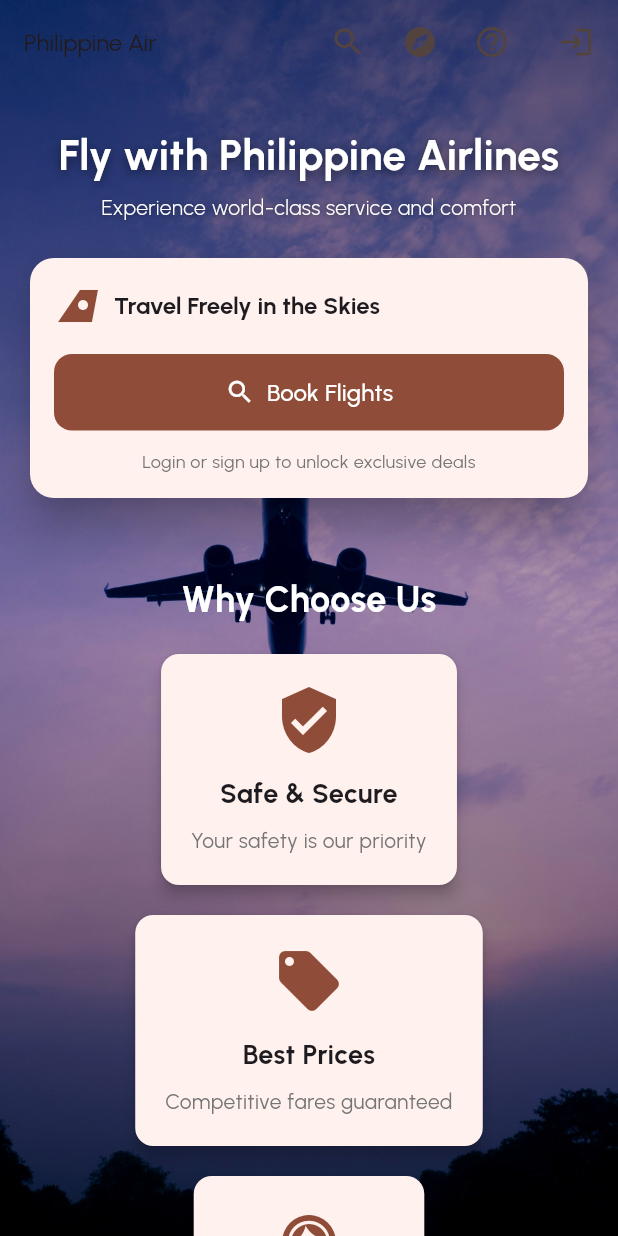
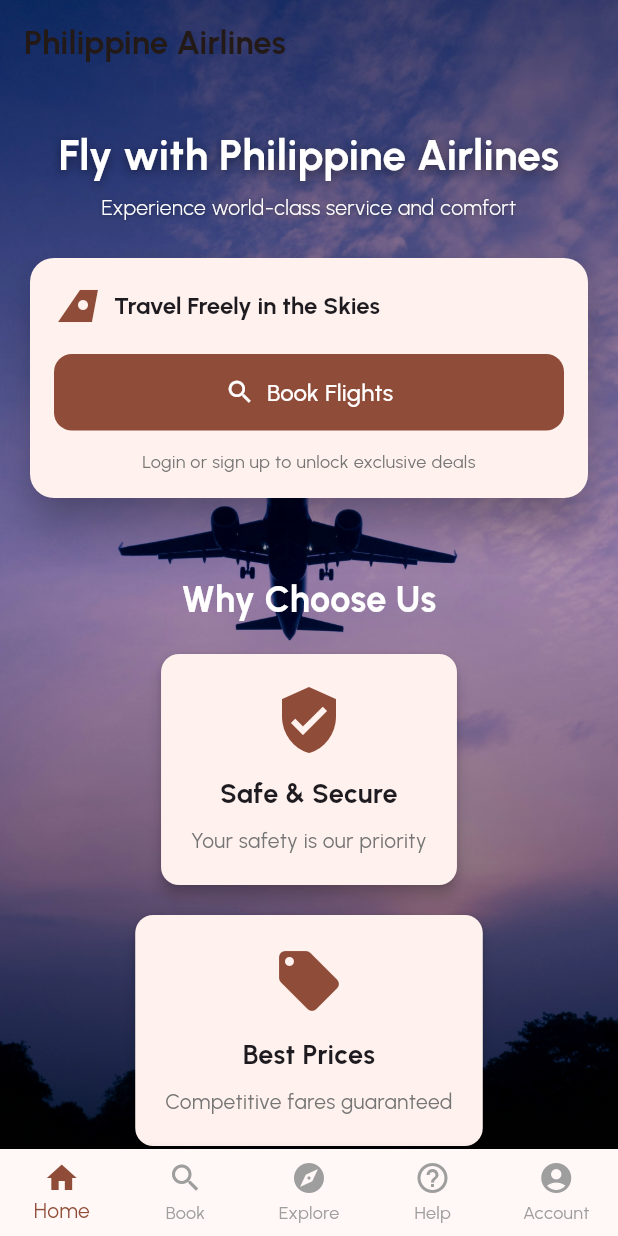
Before and after one commit to Secree/Elective-3---Mobile-App-Development-Project, a Flutter app: the HomePage screen opened by its route, on a phone screen of 412 x 824 dp. Run offline on Flutter 3.47's test engine with Material 3 defaults, Android fonts, the phone set to English and light mode, and no system bars; our stand-ins replace cloud_firestore, firebase_core, google_fonts, shared_preferences; accounts and stored records are empty.

Commit message:
make the ui cp like

```diff
--- a/lib/screens/home_page.dart
+++ b/lib/screens/home_page.dart
@@ -14,6 +14,7 @@
   List<Reservation> _reservations = [];
   String? _loadedForEmail; // Track which user's data is loaded
   String? _userFullName; // cached user's first + last name
+  int _selectedIndex = 0;
 
   @override
   void initState() {
@@ -132,163 +133,13 @@
     return Scaffold(
       extendBodyBehindAppBar: true,
       appBar: AppBar(
-        automaticallyImplyLeading: false, // disables the back button
-        title: Text(
-          isVerySmallScreen ? 'PAL' : (isSmallScreen ? 'Philippine Air' : 'Philippine Airlines'),
-          style: TextStyle(fontSize: isVerySmallScreen ? 14 : (isSmallScreen ? 16 : null)),
+        automaticallyImplyLeading: false,
+        title: const Text(
+          'Philippine Airlines',
+          style: TextStyle(fontWeight: FontWeight.bold),
         ),
         backgroundColor: Colors.transparent,
         elevation: 0,
-        actions: [
-          // Menu items: Book, Explore, Help
-          if (isSmallScreen) ...[
-            IconButton(
-              onPressed: isLoggedIn
-                  ? () => _goFlightSearch(email)
-                  : () {
-                      ScaffoldMessenger.of(context).showSnackBar(
-                        const SnackBar(
-                          content: Text('Please login to search flights'),
-                        ),
-                      );
-                      Navigator.of(context).pushNamed('/login');
-                    },
-              icon: const Icon(Icons.search),
-              tooltip: 'Book',
-              padding: EdgeInsets.all(isVerySmallScreen ? 4 : 8),
-              constraints: BoxConstraints(
-                minWidth: isVerySmallScreen ? 32 : 40,
-                minHeight: isVerySmallScreen ? 32 : 40,
-              ),
-            ),
-            IconButton(
-              onPressed: () {
-                Navigator.of(context).pushNamed('/explore');
-              },
-              icon: const Icon(Icons.explore),
-              tooltip: 'Explore',
-              padding: EdgeInsets.all(isVerySmallScreen ? 4 : 8),
-              constraints: BoxConstraints(
-                minWidth: isVerySmallScreen ? 32 : 40,
-                minHeight: isVerySmallScreen ? 32 : 40,
-              ),
-            ),
-            IconButton(
-              onPressed: () {
-                Navigator.of(context).pushNamed('/help');
-              },
-              icon: const Icon(Icons.help_outline),
-              tooltip: 'Help',
-              padding: EdgeInsets.all(isVerySmallScreen ? 4 : 8),
-              constraints: BoxConstraints(
-                minWidth: isVerySmallScreen ? 32 : 40,
-                minHeight: isVerySmallScreen ? 32 : 40,
-              ),
-            ),
-          ] else ...[
-            TextButton(
-              onPressed: isLoggedIn
-                  ? () => _goFlightSearch(email)
-                  : () {
-                      ScaffoldMessenger.of(context).showSnackBar(
-                        const SnackBar(
-                          content: Text('Please login to search flights'),
-                        ),
-                      );
-                      Navigator.of(context).pushNamed('/login');
-                    },
-              child: const Text('Book', style: TextStyle(color: Colors.white)),
-            ),
-            TextButton(
-              onPressed: () {
-                Navigator.of(context).pushNamed('/explore');
-              },
-              child: const Text('Explore', style: TextStyle(color: Colors.white)),
-            ),
-            TextButton(
-              onPressed: () {
-                Navigator.of(context).pushNamed('/help');
-              },
-              child: const Text('Help', style: TextStyle(color: Colors.white)),
-            ),
-          ],
-          // Divider - hide on very small screens
-          if (!isVerySmallScreen) SizedBox(width: isSmallScreen ? 4 : 8),
-          if (!isSmallScreen)
-            Container(
-              width: 1,
-              height: 24,
-              color: Colors.white.withOpacity(0.5),
-            ),
-          if (!isVerySmallScreen) SizedBox(width: isSmallScreen ? 4 : 8),
-          // Login/Signup or User menu
-          if (isLoggedIn) ...[
-            PopupMenuButton<String>(
-              icon: const Icon(Icons.account_circle),
-              padding: EdgeInsets.all(isVerySmallScreen ? 4 : 8),
-              onSelected: (v) async {
-                if (v == 'logout') {
-                  await AuthService.instance.logout();
-                  if (mounted) {
-                    Navigator.of(context)
-                        .pushNamedAndRemoveUntil('/', (route) => false);
-                  }
-                }
-              },
-              itemBuilder: (c) => [
-                PopupMenuItem(
-                  enabled: false,
-                  child: Text('Logged in as: $email'),
-                ),
-                const PopupMenuDivider(),
-                const PopupMenuItem(
-                  value: 'logout',
-                  child: Row(
-                    children: [
-                      Icon(Icons.logout),
-                      SizedBox(width: 8),
-                      Text('Logout'),
-                    ],
-                  ),
-                ),
-              ],
-            ),
-          ] else ...[
-            if (isSmallScreen) ...[
-              IconButton(
-                onPressed: () {
-                  Navigator.of(context).pushNamed('/login');
-                },
-                icon: const Icon(Icons.login),
-                tooltip: 'Login',
-                padding: EdgeInsets.all(isVerySmallScreen ? 4 : 8),
-                constraints: BoxConstraints(
-                  minWidth: isVerySmallScreen ? 32 : 40,
-                  minHeight: isVerySmallScreen ? 32 : 40,
-                ),
-              ),
-            ] else ...[
-              TextButton(
-                onPressed: () {
-                  Navigator.of(context).pushNamed('/login');
-                },
-                child: const Text('Login', style: TextStyle(color: Colors.white)),
-              ),
-              const SizedBox(width: 4),
-              OutlinedButton(
-                onPressed: () {
-                  Navigator.of(context).pushNamed('/signup');
-                },
-                style: OutlinedButton.styleFrom(
-                  foregroundColor: Colors.white,
-                  side: const BorderSide(color: Colors.white),
-                ),
-                child: const Text('Sign Up'),
-              ),
-            ],
-            if (!isVerySmallScreen) SizedBox(width: isSmallScreen ? 4 : 8),
-          ],
-        ],
       ),
       body: Container(
         decoration: const BoxDecoration(
@@ -666,6 +517,91 @@
           ),
         ),
       ),
+      bottomNavigationBar: BottomNavigationBar(
+        currentIndex: _selectedIndex,
+        onTap: (index) {
+          setState(() => _selectedIndex = index);
+          if (index == 1) {
+            // Book/Search
+            if (isLoggedIn) {
+              _goFlightSearch(email);
+            } else {
+              ScaffoldMessenger.of(context).showSnackBar(
+                const SnackBar(content: Text('Please login to search flights')),
+              );
+              Navigator.of(context).pushNamed('/login');
+            }
+          } else if (index == 2) {
+            // Explore
+            Navigator.of(context).pushNamed('/explore');
+          } else if (index == 3) {
+            // Help
+            Navigator.of(context).pushNamed('/help');
+          } else if (index == 4) {
+            // Account
+            if (isLoggedIn) {
+              _showAccountMenu(context, email);
+            } else {
+              Navigator.of(context).pushNamed('/login');
+            }
+          }
+        },
+        type: BottomNavigationBarType.fixed,
+        selectedItemColor: Theme.of(context).colorScheme.primary,
+        unselectedItemColor: Colors.grey,
+        items: const [
+          BottomNavigationBarItem(
+            icon: Icon(Icons.home),
+            label: 'Home',
+          ),
+          BottomNavigationBarItem(
+            icon: Icon(Icons.search),
+            label: 'Book',
+          ),
+          BottomNavigationBarItem(
+            icon: Icon(Icons.explore),
+            label: 'Explore',
+          ),
+          BottomNavigationBarItem(
+            icon: Icon(Icons.help_outline),
+            label: 'Help',
+          ),
+          BottomNavigationBarItem(
+            icon: Icon(Icons.account_circle),
+            label: 'Account',
+          ),
+        ],
+      ),
+    );
+  }
+
+  void _showAccountMenu(BuildContext context, String? email) {
+    showModalBottomSheet(
+      context: context,
+      builder: (context) => SafeArea(
+        child: Column(
+          mainAxisSize: MainAxisSize.min,
+          children: [
+            ListTile(
+              leading: const Icon(Icons.person),
+              title: Text(email ?? 'Guest'),
+              subtitle: _userFullName != null ? Text(_userFullName!) : null,
+            ),
+            const Divider(),
+            ListTile(
+              leading: const Icon(Icons.logout),
+              title: const Text('Logout'),
+              onTap: () async {
+                Navigator.pop(context);
+                await AuthService.instance.logout();
+                if (mounted) {
+                  Navigator.of(context).pushNamedAndRemoveUntil('/', (route) => false);
+                }
+              },
+            ),
+          ],
+        ),
+      ),
     );
   }
 }
```
Also changed, not shown: lib/screens/flight_search_page.dart (+32 -0 lines), lib/screens/seat_selection_page.dart (+5 -10 lines).
